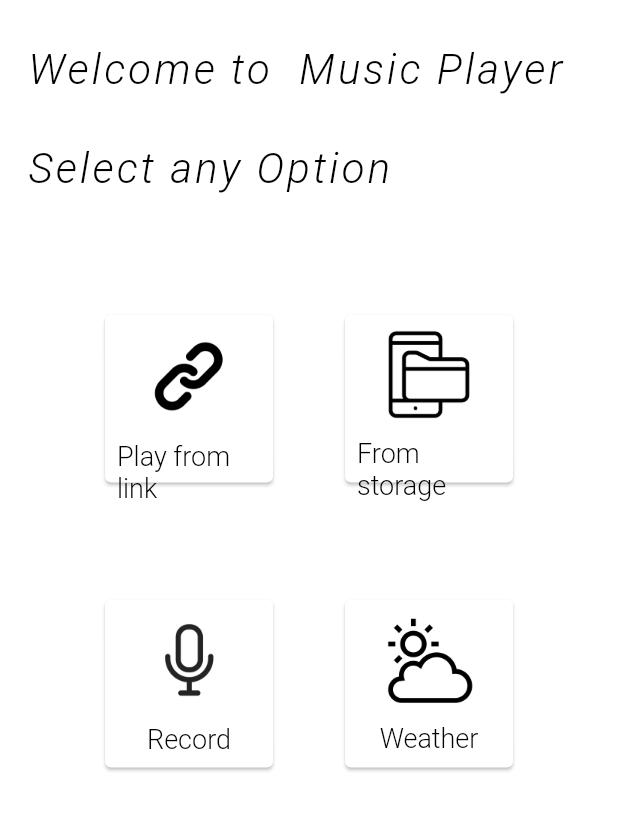
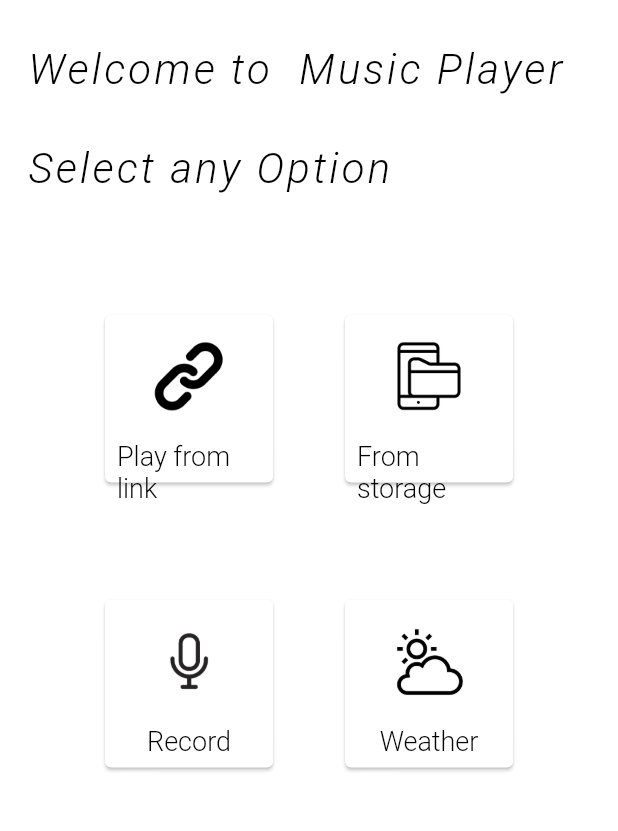
Before and after one commit to IdreesCodes/login1, a Flutter app: the screen it shows after launch, after a tap on "Dashboard", on a phone screen of 412 x 824 dp, the part 94-925 px from its top. Run offline on Flutter 3.47's test engine with Material 2 defaults, Android fonts, the light colour scheme and no system bars; our stand-ins replace firebase_auth, firebase_core; accounts and stored records are empty; network calls fail.

Commit message:
Added new dashboard

```diff
--- a/lib/Dashboard.dart
+++ b/lib/Dashboard.dart
@@ -7,6 +7,7 @@ class Dashboard extends StatelessWidget {
   @override
   Widget build(BuildContext context) {
     return Scaffold(
+      resizeToAvoidBottomInset: false,
       backgroundColor: Colors.white,
       body: SafeArea(
         child: Column(
@@ -96,7 +97,14 @@ class Dashboard extends StatelessWidget {
                         padding: EdgeInsets.all(8.0),
                         child: Column(
                           children: [
-                            Image.asset('assets/file storage.png',width: 64.0,),
+                            IconButton(
+                              icon:  Image.asset('assets/file storage.png',width: 64.0,),
+                              iconSize: 50,
+                              onPressed: () {
+                                Navigator.pushNamed(context, 'link');
+                              },
+                            ),
+
                             SizedBox(
                               height: 10.0,
                             ),
@@ -125,7 +133,14 @@ class Dashboard extends StatelessWidget {
                         padding: EdgeInsets.all(8.0),
                         child: Column(
                           children: [
-                            Image.asset('assets/micro.jpg',width: 64.0,),
+                            IconButton(
+                              icon: Image.asset('assets/micro.jpg',width: 64.0,),
+                              iconSize: 50,
+                              onPressed: () {
+                                Navigator.pushNamed(context, 'link');
+                              },
+                            ),
+
                             SizedBox(
                               height: 10.0,
                             ),
@@ -154,7 +169,15 @@ class Dashboard extends StatelessWidget {
                         padding: EdgeInsets.all(8.0),
                         child: Column(
                           children: [
-                            Image.asset('assets/weather.png',width: 64.0,),
+                            IconButton(
+                              icon: Image.asset('assets/weather.png',width: 64.0,),
+                              iconSize: 50,
+                              onPressed: () {
+                                Navigator.pushNamed(context, 'link');
+                              },
+                            ),
+
+
                             SizedBox(
                               height: 10.0,
                             ),
--- a/lib/main.dart
+++ b/lib/main.dart
@@ -15,7 +15,7 @@ Future<void> main() async {
       'login' : (context) => MyLogin(),
       'register': (context) => MyRegister(),
       'home': (context) => Dashboard(),
-      'link': (context) => test123(),
+      'link': (context) => fromLink(),
 
     },
 
--- a/pubspec.yaml
+++ b/pubspec.yaml
@@ -39,6 +39,7 @@ dependencies:
   cupertino_icons: ^1.0.2
   firebase_auth: ^3.3.14
   firebase_core: ^1.14.1
+  audioplayers: ^0.20.1
 
 dev_dependencies:
   flutter_test:
```
Also changed, not shown: pubspec.lock.
